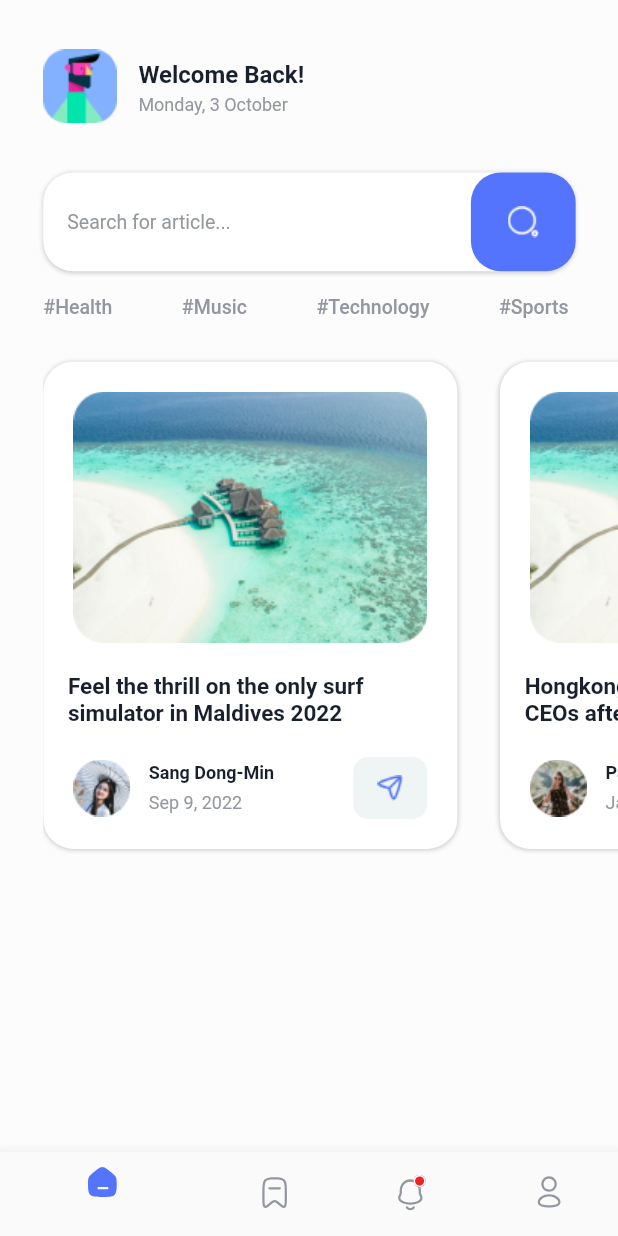
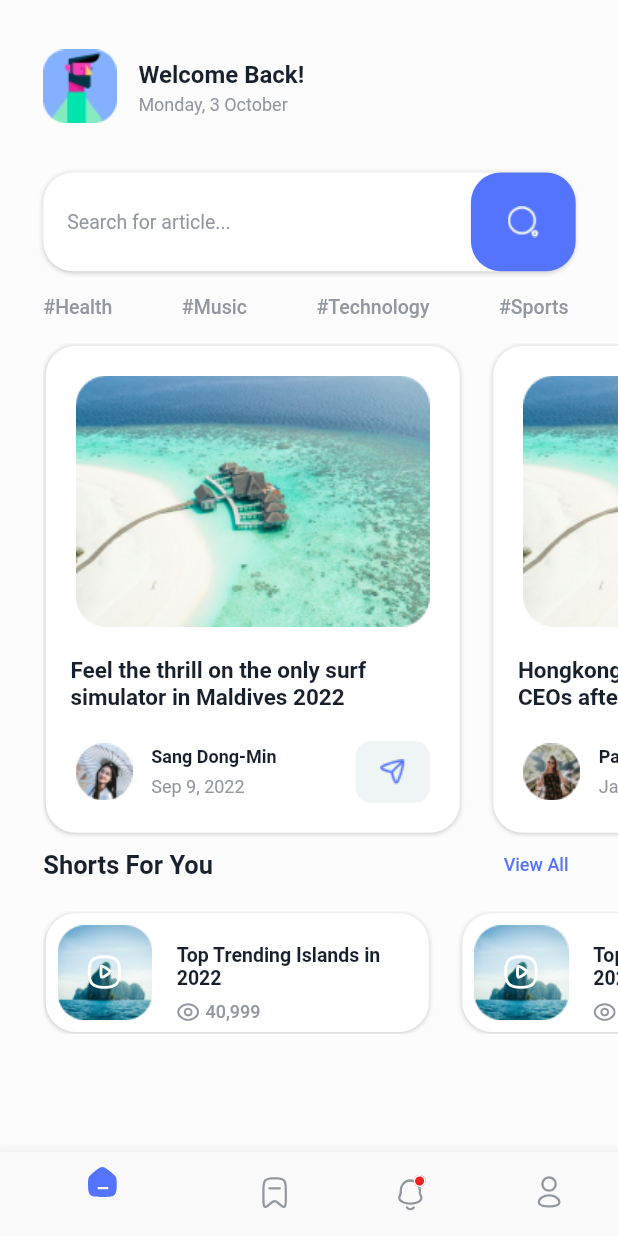
Before and after one commit to kimrolx/Travel-News-App, a Flutter app: the screen it shows after launch, on a phone screen of 412 x 824 dp. Run offline on Flutter 3.47's test engine with Material 2 defaults, Android fonts, the phone set to English and light mode, and no system bars; our stand-ins replace flutter_svg; Roboto replaces fonts that are missing (Gellix).

Commit message:
Add new builders and test pages for bottom navigation bar

```diff
--- a/lib/src/screens/home.dart
+++ b/lib/src/screens/home.dart
@@ -6,6 +6,7 @@ import 'package:travel_news_app/src/screens/profile.dart';
 import 'package:travel_news_app/src/widgets/news_builder.dart';
 import 'package:travel_news_app/src/widgets/search_bar_builder.dart';
 import 'package:travel_news_app/src/constants/theme_colors.dart';
+import 'package:travel_news_app/src/widgets/shorts_builder.dart';
 
 class HomePage extends StatefulWidget {
   const HomePage({super.key});
@@ -35,6 +36,20 @@ class _HomePageState extends State<HomePage> {
       screenWidth,
     );
 
+    List<Widget> selectedIcons = [
+      SvgPicture.asset('assets/home_selected_icon.svg'),
+      SvgPicture.asset('assets/bookmark_selected_icon.svg'),
+      SvgPicture.asset('assets/notification_selected_icon.svg'),
+      SvgPicture.asset('assets/profile_selected_icon.svg'),
+    ];
+
+    List<Widget> unselectedIcons = [
+      SvgPicture.asset('assets/home_unselected_icon.svg'),
+      SvgPicture.asset('assets/bookmark_unselected_icon.svg'),
+      SvgPicture.asset('assets/notification_unselected_icon.svg'),
+      SvgPicture.asset('assets/profile_unselected_icon.svg'),
+    ];
+
     List<Widget> newsItems = [
       buildNews(
         'assets/news1_image.png',
@@ -58,18 +73,25 @@ class _HomePageState extends State<HomePage> {
       ),
     ];
 
-    List<Widget> selectedIcons = [
-      SvgPicture.asset('assets/home_selected_icon.svg'),
-      SvgPicture.asset('assets/bookmark_selected_icon.svg'),
-      SvgPicture.asset('assets/notification_selected_icon.svg'),
-      SvgPicture.asset('assets/profile_selected_icon.svg'),
-    ];
-
-    List<Widget> unselectedIcons = [
-      SvgPicture.asset('assets/home_unselected_icon.svg'),
-      SvgPicture.asset('assets/bookmark_unselected_icon.svg'),
-      SvgPicture.asset('assets/notification_unselected_icon.svg'),
-      SvgPicture.asset('assets/profile_unselected_icon.svg'),
+    List<Widget> shortsItems = [
+      buildShorts(
+        'assets/shorts1_image.png',
+        'assets/play_icon.svg',
+        'Top Trending Islands in 2022',
+        'assets/eye_icon.svg',
+        '40,999',
+        screenHeight,
+        screenWidth,
+      ),
+      buildShorts(
+        'assets/shorts1_image.png',
+        'assets/play_icon.svg',
+        'Top Trending Islands in 2022',
+        'assets/eye_icon.svg',
+        '40,999',
+        screenHeight,
+        screenWidth,
+      ),
     ];
 
     void onItemTapped(int index) {
@@ -168,9 +190,13 @@ class _HomePageState extends State<HomePage> {
               ),
               searchBar,
               Padding(
-                padding: EdgeInsets.only(right: screenWidth * 0.08),
+                padding: EdgeInsets.only(
+                  right: screenWidth * 0.08,
+                  bottom: screenHeight * 0.02,
+                ),
                 child: Row(
                   mainAxisAlignment: MainAxisAlignment.spaceBetween,
+                  crossAxisAlignment: CrossAxisAlignment.start,
                   children: [
                     Text('#Health', style: commonTextStyle),
                     Text('#Music', style: commonTextStyle),
@@ -179,15 +205,69 @@ class _HomePageState extends State<HomePage> {
                   ],
                 ),
               ),
-              Expanded(
+              SizedBox(
+                height: screenHeight * 0.4,
                 child: ListView.builder(
                   physics: const BouncingScrollPhysics(),
                   scrollDirection: Axis.horizontal,
                   itemCount: newsItems.length,
                   itemBuilder: (BuildContext context, int index) {
                     return Padding(
-                      padding: EdgeInsets.only(right: screenWidth * 0.069),
+                      padding: EdgeInsets.only(
+                        top: screenHeight * 0.002,
+                        left: screenWidth * 0.004,
+                        right: screenWidth * 0.05,
+                      ),
                       child: newsItems[index],
+                    );
+                  },
+                ),
+              ),
+              Padding(
+                padding: EdgeInsets.only(
+                  right: screenWidth * 0.08,
+                  bottom: screenHeight * 0.025,
+                  top: screenHeight * 0.01,
+                ),
+                child: Row(
+                  mainAxisAlignment: MainAxisAlignment.spaceBetween,
+                  children: [
+                    Text(
+                      'Shorts For You',
+                      style: TextStyle(
+                        fontFamily: 'Gellix',
+                        fontSize: 17,
+                        fontWeight: FontWeight.w700,
+                        color: themeBlackFont,
+                      ),
+                    ),
+                    Text(
+                      'View All',
+                      style: TextStyle(
+                        fontFamily: 'Gellix',
+                        fontSize: 12,
+                        fontWeight: FontWeight.w500,
+                        color: themeBlue,
+                      ),
+                    ),
+                  ],
+                ),
+              ),
+              SizedBox(
+                height: screenHeight * 0.10,
+                child: ListView.builder(
+                  physics: const BouncingScrollPhysics(),
+                  scrollDirection: Axis.horizontal,
+                  itemCount: shortsItems.length,
+                  itemBuilder: (BuildContext context, int index) {
+                    return Padding(
+                      padding: EdgeInsets.only(
+                        top: screenHeight * 0.002,
+                        bottom: screenHeight * 0.002,
+                        left: screenWidth * 0.004,
+                        right: screenWidth * 0.05,
+                      ),
+                      child: shortsItems[index],
                     );
                   },
                 ),
--- /dev/null
+++ b/lib/src/screens/news_details.dart
@@ -0,0 +1,42 @@
+import 'package:flutter/material.dart';
+
+class NewsDetailsPage extends StatelessWidget {
+  final String image1,
+      image2,
+      image3,
+      headerText,
+      profileImage,
+      profileName,
+      date,
+      time,
+      description;
+
+  final double screenHeight, screenWidth;
+
+  const NewsDetailsPage({
+    super.key,
+    required this.image1,
+    required this.image2,
+    required this.image3,
+    required this.headerText,
+    required this.profileImage,
+    required this.profileName,
+    required this.date,
+    required this.time,
+    required this.description,
+    required this.screenHeight,
+    required this.screenWidth,
+  });
+
+  @override
+  Widget build(BuildContext context) {
+    return Scaffold(
+      appBar: AppBar(
+        title: const Text("News Details Test Page"),
+      ),
+      body: const Center(
+        child: Text("This is the News Details Test Page."),
+      ),
+    );
+  }
+}
--- a/lib/src/widgets/news_builder.dart
+++ b/lib/src/widgets/news_builder.dart
@@ -3,9 +3,7 @@ import 'package:travel_news_app/src/constants/theme_colors.dart';
 
 Widget buildNews(String image, String text, String profileImage, String name,
     String date, String icon, double screenHeight, double screenWidth) {
-  return Padding(
-    padding: EdgeInsets.only(top: screenHeight * 0.035),
-    child: SingleChildScrollView(
+  return SingleChildScrollView(
     physics: const BouncingScrollPhysics(),
     child: Container(
       width: screenWidth * 0.670,
@@ -33,7 +31,9 @@ Widget buildNews(String image, String text, String profileImage, String name,
           ),
           Container(
             margin: EdgeInsets.only(
-                  left: screenWidth * 0.04, right: screenWidth * 0.04),
+              left: screenWidth * 0.04,
+              right: screenWidth * 0.04,
+            ),
             child: Text(
               text,
               style: TextStyle(
@@ -94,6 +94,5 @@ Widget buildNews(String image, String text, String profileImage, String name,
         ],
       ),
     ),
-    ),
   );
 }
--- /dev/null
+++ b/lib/src/widgets/shorts_builder.dart
@@ -0,0 +1,89 @@
+import 'package:flutter/material.dart';
+import 'package:flutter_svg/flutter_svg.dart';
+import 'package:travel_news_app/src/constants/theme_colors.dart';
+
+Widget buildShorts(String image, String playIcon, String headerText,
+    String eyeIcon, String text, double screenHeight, double screenWidth) {
+  return Container(
+    width: screenWidth * 0.620,
+    height: screenHeight * 0.110,
+    decoration: BoxDecoration(
+      color: white,
+      borderRadius: BorderRadius.circular(20),
+      boxShadow: [
+        BoxShadow(
+          color: Colors.black.withOpacity(0.2),
+          blurRadius: 2,
+          offset: const Offset(0, 0.5),
+        ),
+      ],
+    ),
+    child: Row(
+      children: [
+        Stack(
+          children: [
+            Padding(
+              padding: const EdgeInsets.all(8),
+              child: Image.asset(
+                image,
+                fit: BoxFit.cover,
+                height: double.infinity,
+              ),
+            ),
+            Positioned(
+              top: 0,
+              left: 0,
+              right: 0,
+              bottom: 0,
+              child: Transform.scale(
+                scale: 0.3,
+                child: SvgPicture.asset(playIcon),
+              ),
+            ),
+          ],
+        ),
+        Flexible(
+          child: Container(
+            margin: EdgeInsets.only(
+              left: screenWidth * 0.02,
+              right: screenWidth * 0.03,
+              top: screenHeight * 0.025,
+            ),
+            child: Column(
+              crossAxisAlignment: CrossAxisAlignment.start,
+              children: [
+                Text(
+                  headerText,
+                  style: TextStyle(
+                    fontFamily: 'Gellix',
+                    fontSize: 13,
+                    fontWeight: FontWeight.w600,
+                    color: themeBlackFont,
+                  ),
+                ),
+                Padding(
+                  padding: EdgeInsets.only(top: screenHeight * 0.01),
+                  child: Row(
+                    children: [
+                      SvgPicture.asset(eyeIcon),
+                      SizedBox(width: screenWidth * 0.01),
+                      Text(
+                        text,
+                        style: TextStyle(
+                          fontFamily: 'Gellix',
+                          fontSize: 12,
+                          fontWeight: FontWeight.w500,
+                          color: themeGrayFont,
+                        ),
+                      ),
+                    ],
+                  ),
+                ),
+              ],
+            ),
+          ),
+        ),
+      ],
+    ),
+  );
+}
```
Also changed, not shown: assets/shorts1_image.png (added), lib/src/widgets/navigation_bar.dart (added). Lines whose indentation alone changed are shown as unchanged.
